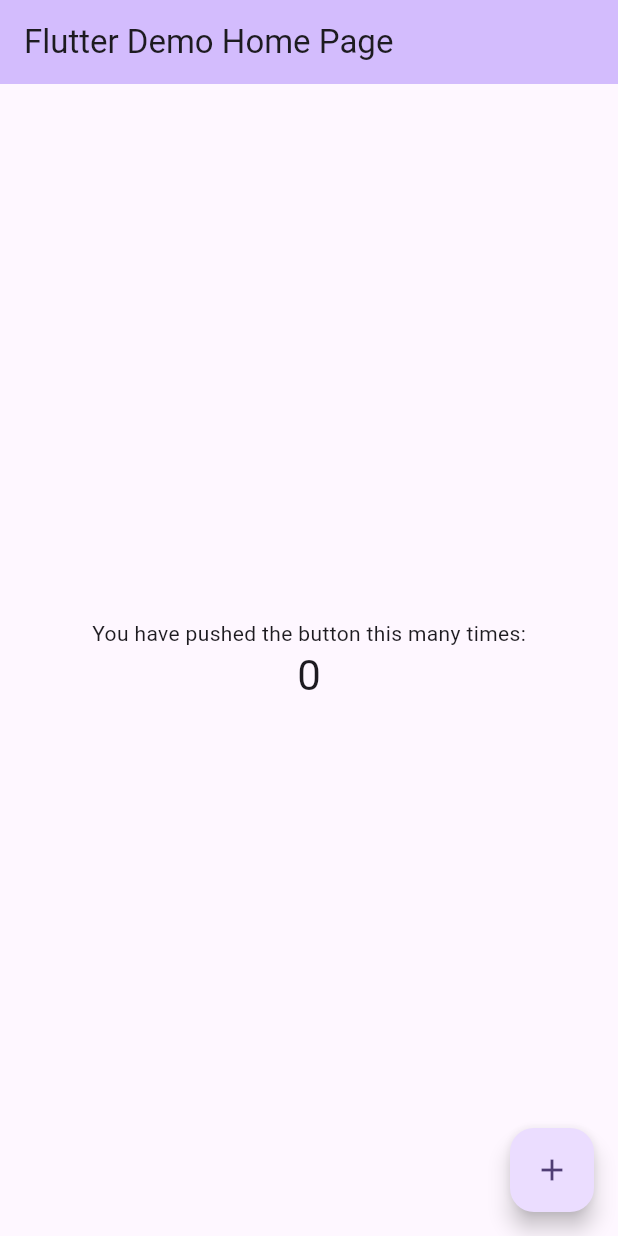
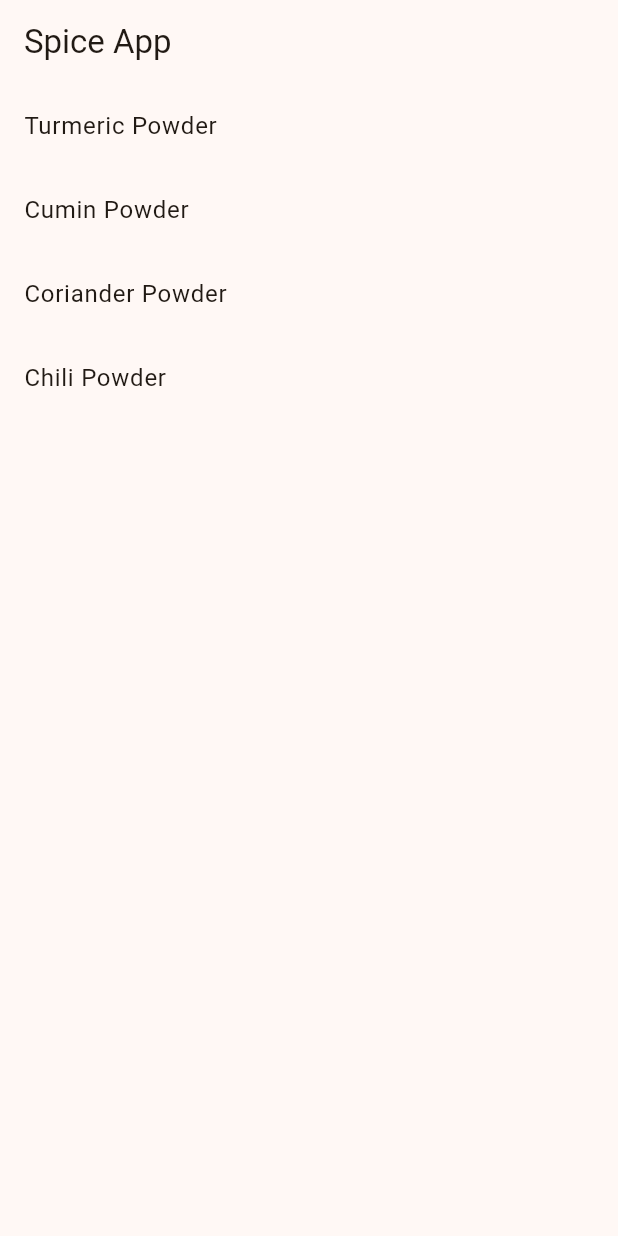
Before and after one commit to swastikdhakal07/SpiceApp, a Flutter app: the screen it shows after launch, on a phone screen of 412 x 824 dp. Run offline on Flutter 3.47's test engine with Material 3 defaults, Android fonts, the phone set to English and light mode, and no system bars.

Commit message:
SpiceApp home page demo

```diff
--- a/lib/main.dart
+++ b/lib/main.dart
@@ -1,121 +1,45 @@
 import 'package:flutter/material.dart';
 
 void main() {
-  runApp(const MyApp());
+  runApp(const SpiceApp());
 }
 
-class MyApp extends StatelessWidget {
-  const MyApp({super.key});
+class SpiceApp extends StatelessWidget {
+  const SpiceApp({super.key});
 
   // This widget is the root of your application.
   @override
   Widget build(BuildContext context) {
     return MaterialApp(
-      title: 'Flutter Demo',
+      title: 'Spice App',
       theme: ThemeData(
-        // This is the theme of your application.
-        //
-        // TRY THIS: Try running your application with "flutter run". You'll see
-        // the application has a purple toolbar. Then, without quitting the app,
-        // try changing the seedColor in the colorScheme below to Colors.green
-        // and then invoke "hot reload" (save your changes or press the "hot
-        // reload" button in a Flutter-supported IDE, or press "r" if you used
-        // the command line to start the app).
-        //
-        // Notice that the counter didn't reset back to zero; the application
-        // state is not lost during the reload. To reset the state, use hot
-        // restart instead.
-        //
-        // This works for code too, not just values: Most code changes can be
-        // tested with just a hot reload.
-        colorScheme: .fromSeed(seedColor: Colors.deepPurple),
+        colorScheme: .fromSeed(seedColor: Colors.orange),
+        useMaterial3: true,
       ),
-      home: const MyHomePage(title: 'Flutter Demo Home Page'),
+      home: const HomeScreen(),
     );
   }
 }
 
-class MyHomePage extends StatefulWidget {
-  const MyHomePage({super.key, required this.title});
-
-  // This widget is the home page of your application. It is stateful, meaning
-  // that it has a State object (defined below) that contains fields that affect
-  // how it looks.
-
-  // This class is the configuration for the state. It holds the values (in this
-  // case the title) provided by the parent (in this case the App widget) and
-  // used by the build method of the State. Fields in a Widget subclass are
-  // always marked "final".
-
-  final String title;
-
-  @override
-  State<MyHomePage> createState() => _MyHomePageState();
-}
-
-class _MyHomePageState extends State<MyHomePage> {
-  int _counter = 0;
-
-  void _incrementCounter() {
-    setState(() {
-      // This call to setState tells the Flutter framework that something has
-      // changed in this State, which causes it to rerun the build method below
-      // so that the display can reflect the updated values. If we changed
-      // _counter without calling setState(), then the build method would not be
-      // called again, and so nothing would appear to happen.
-      _counter++;
-    });
-  }
+class HomeScreen extends StatelessWidget {
+  const HomeScreen({super.key});
 
   @override
   Widget build(BuildContext context) {
-    // This method is rerun every time setState is called, for instance as done
-    // by the _incrementCounter method above.
-    //
-    // The Flutter framework has been optimized to make rerunning build methods
-    // fast, so that you can just rebuild anything that needs updating rather
-    // than having to individually change instances of widgets.
+    final products = [
+      'Turmeric Powder',
+      'Cumin Powder',
+      'Coriander Powder',
+      'Chili Powder',
+    ];
+
     return Scaffold(
-      appBar: AppBar(
-        // TRY THIS: Try changing the color here to a specific color (to
-        // Colors.amber, perhaps?) and trigger a hot reload to see the AppBar
-        // change color while the other colors stay the same.
-        backgroundColor: Theme.of(context).colorScheme.inversePrimary,
-        // Here we take the value from the MyHomePage object that was created by
-        // the App.build method, and use it to set our appbar title.
-        title: Text(widget.title),
-      ),
-      body: Center(
-        // Center is a layout widget. It takes a single child and positions it
-        // in the middle of the parent.
-        child: Column(
-          // Column is also a layout widget. It takes a list of children and
-          // arranges them vertically. By default, it sizes itself to fit its
-          // children horizontally, and tries to be as tall as its parent.
-          //
-          // Column has various properties to control how it sizes itself and
-          // how it positions its children. Here we use mainAxisAlignment to
-          // center the children vertically; the main axis here is the vertical
-          // axis because Columns are vertical (the cross axis would be
-          // horizontal).
-          //
-          // TRY THIS: Invoke "debug painting" (choose the "Toggle Debug Paint"
-          // action in the IDE, or press "p" in the console), to see the
-          // wireframe for each widget.
-          mainAxisAlignment: .center,
-          children: [
-            const Text('You have pushed the button this many times:'),
-            Text(
-              '$_counter',
-              style: Theme.of(context).textTheme.headlineMedium,
-            ),
-          ],
-        ),
-      ),
-      floatingActionButton: FloatingActionButton(
-        onPressed: _incrementCounter,
-        tooltip: 'Increment',
-        child: const Icon(Icons.add),
+      appBar: AppBar(title: const Text('Spice App')),
+      body: ListView.builder(
+        itemCount: products.length,
+        itemBuilder: (context, index) {
+          return ListTile(title: Text(products[index]));
+        },
       ),
     );
   }
```
